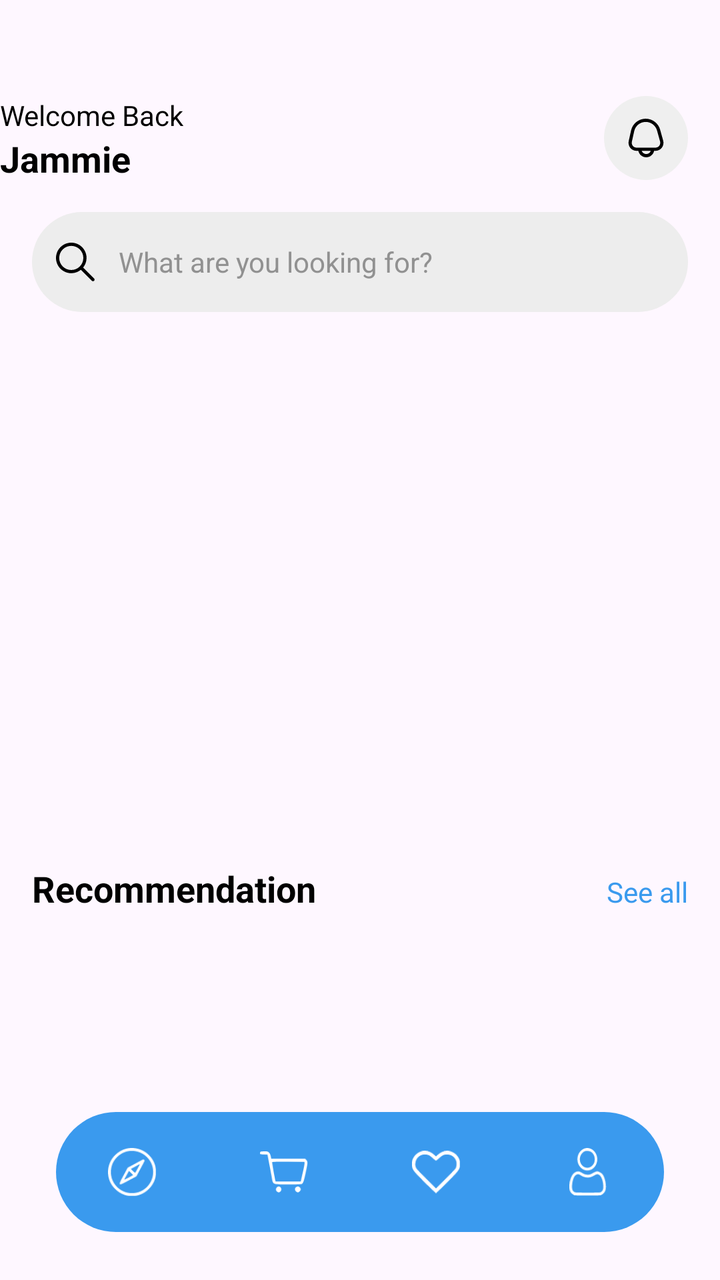
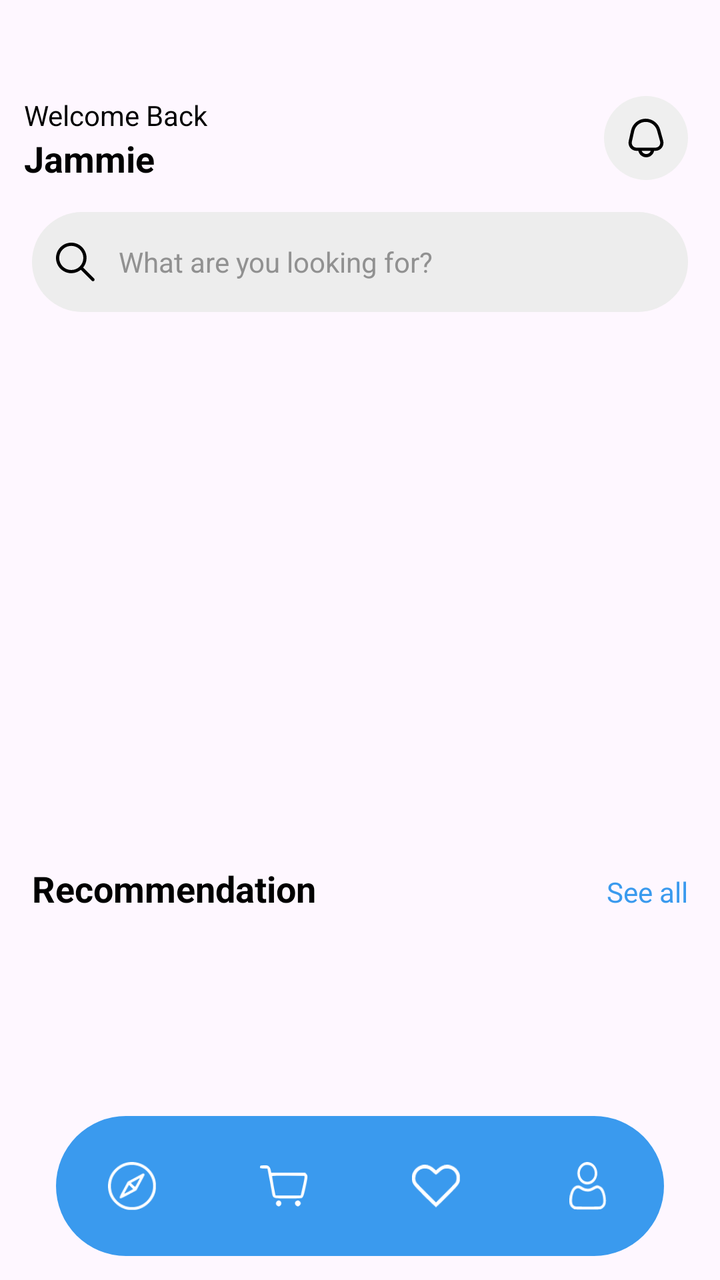

Before-and-after screenshots of an Android layout around one commit, followed by the original layout XML and the change that was made.
<!-- AndroidManifest.xml: application theme Theme.ECommerce -->
<!-- res/layout/activity_main.xml -->
<?xml version="1.0" encoding="utf-8"?>
<androidx.constraintlayout.widget.ConstraintLayout xmlns:android="http://schemas.android.com/apk/res/android"
    xmlns:app="http://schemas.android.com/apk/res-auto"
    xmlns:tools="http://schemas.android.com/tools"
    android:id="@+id/main"
    android:layout_width="match_parent"
    android:layout_height="match_parent"
    tools:context=".Activity.DashboardActivity">

    <ScrollView
        android:layout_width="match_parent"
        android:layout_height="match_parent">

        <LinearLayout
            android:layout_width="match_parent"
            android:layout_height="wrap_content"
            android:orientation="vertical" >

            <LinearLayout
                android:layout_width="match_parent"
                android:layout_height="match_parent"
                android:layout_marginTop="48dp"
                android:layout_marginEnd="16dp"
                android:orientation="horizontal"
                tools:layout_marginStart="16dp">

                <LinearLayout
                    android:layout_width="wrap_content"
                    android:layout_height="match_parent"
                    android:layout_weight="1"
                    android:orientation="vertical">

                    <TextView
                        android:id="@+id/textView"
                        android:layout_width="match_parent"
                        android:layout_height="wrap_content"
                        android:text="Welcome Back"
                        android:textColor="@color/black" />

                    <TextView
                        android:id="@+id/textView2"
                        android:layout_width="match_parent"
                        android:layout_height="wrap_content"
                        android:text="Jammie"
                        android:textColor="@color/black"
                        android:textSize="18sp"
                        android:textStyle="bold" />
                </LinearLayout>

                <ImageView
                    android:id="@+id/imageView2"
                    android:layout_width="42dp"
                    android:layout_height="42dp"
                    app:srcCompat="@drawable/bell_icon" />

            </LinearLayout>

            <EditText
                android:id="@+id/editTextText"
                android:layout_width="match_parent"
                android:layout_height="50dp"
                android:layout_margin="16dp"
                android:ems="10"
                android:background="@drawable/grey_full_corner"
                android:inputType="text"
                android:hint="@string/what_are_you_looking_for"
                android:textSize="14sp"
                android:drawablePadding="12dp"
                android:padding="12sp"
                android:textColorHint="@color/grey"
                android:drawableStart="@drawable/search_icon"
                />

            <androidx.constraintlayout.widget.ConstraintLayout
                android:layout_width="match_parent"
                android:layout_height="match_parent">

                <androidx.recyclerview.widget.RecyclerView
                    android:id="@+id/recyclerViewBrands"
                    android:layout_width="match_parent"
                    android:layout_height="match_parent"
                    android:clipToPadding="false"
                    android:paddingStart="16dp"
                    android:paddingEnd="16dp"
                    app:layout_constraintEnd_toEndOf="parent"
                    app:layout_constraintStart_toStartOf="parent"
                    app:layout_constraintTop_toTopOf="parent" />

                <ProgressBar
                    android:id="@+id/progress_bar_brands"
                    style="?android:attr/progressBarStyle"
                    android:layout_width="wrap_content"
                    android:layout_height="wrap_content"
                    app:layout_constraintBottom_toBottomOf="parent"
                    app:layout_constraintEnd_toEndOf="parent"
                    app:layout_constraintStart_toStartOf="@+id/recyclerViewBrands"
                    app:layout_constraintTop_toTopOf="parent" />

            </androidx.constraintlayout.widget.ConstraintLayout>

            <androidx.constraintlayout.widget.ConstraintLayout
                android:layout_width="match_parent"
                android:layout_height="180dp"
                android:layout_marginTop="16dp">

                <androidx.viewpager2.widget.ViewPager2
                    android:id="@+id/viewpagerSlider"
                    android:layout_width="match_parent"
                    android:layout_height="160dp"
                    app:layout_constraintEnd_toEndOf="parent"
                    app:layout_constraintStart_toStartOf="parent"
                    app:layout_constraintTop_toTopOf="parent" />

                <ProgressBar
                    android:id="@+id/progressBarBanner"
                    style="?android:attr/progressBarStyle"
                    android:layout_width="wrap_content"
                    android:layout_height="wrap_content"
                    app:layout_constraintBottom_toBottomOf="@+id/viewpagerSlider"
                    app:layout_constraintEnd_toEndOf="@+id/viewpagerSlider"
                    app:layout_constraintStart_toStartOf="parent"
                    app:layout_constraintTop_toTopOf="@+id/viewpagerSlider" />

                <com.tbuonomo.viewpagerdotsindicator.DotsIndicator
                    android:id="@+id/dotIndiactor"
                    android:layout_width="wrap_content"
                    android:layout_height="wrap_content"
                    android:visibility="gone"
                    app:dotsColor="@color/lightGrey"
                    app:dotsCornerRadius="8dp"
                    app:dotsSize="6dp"
                    app:dotsSpacing="2dp"
                    app:dotsWidthFactor="2.5"
                    app:layout_constraintBottom_toBottomOf="parent"
                    app:layout_constraintEnd_toEndOf="parent"
                    app:layout_constraintStart_toStartOf="parent"
                    app:selectedDotColor="@color/blue"
                    tools:visibility="visible" />
            </androidx.constraintlayout.widget.ConstraintLayout>

            <LinearLayout
                android:layout_width="match_parent"
                android:layout_height="match_parent"
                android:layout_marginHorizontal="16dp"
                android:layout_marginTop="16dp"
                android:orientation="horizontal">

                <TextView
                    android:id="@+id/textView4"
                    android:layout_width="wrap_content"
                    android:layout_height="wrap_content"
                    android:layout_weight="1"
                    android:text="@string/recommendation"
                    android:textColor="@color/black"
                    android:textSize="18sp"
                    android:textStyle="bold" />

                <TextView
                    android:id="@+id/textView3"
                    android:layout_width="wrap_content"
                    android:layout_height="wrap_content"
                    android:textColor="@color/blue"
                    android:text="See all" />

            </LinearLayout>

            <androidx.constraintlayout.widget.ConstraintLayout
                android:layout_width="match_parent"
                android:layout_height="match_parent"
                android:layout_weight="1">

                <androidx.recyclerview.widget.RecyclerView
                    android:id="@+id/recyclerViewRecommended"
                    android:layout_width="match_parent"
                    android:layout_height="match_parent"
                    app:layout_constraintEnd_toEndOf="parent"
                    app:layout_constraintStart_toStartOf="parent"
                    app:layout_constraintTop_toTopOf="parent" />

                <ProgressBar
                    android:id="@+id/progressBarRecommendation"
                    style="?android:attr/progressBarStyle"
                    android:layout_width="wrap_content"
                    android:layout_height="wrap_content"
                    app:layout_constraintBottom_toBottomOf="parent"
                    app:layout_constraintEnd_toEndOf="parent"
                    app:layout_constraintStart_toStartOf="parent"
                    app:layout_constraintTop_toTopOf="parent" />
            </androidx.constraintlayout.widget.ConstraintLayout>

        </LinearLayout>
    </ScrollView>

    <androidx.coordinatorlayout.widget.CoordinatorLayout
        android:layout_width="wrap_content"
        android:layout_height="60dp"
        android:layout_marginBottom="24dp"
        app:layout_constraintBottom_toBottomOf="parent"
        app:layout_constraintEnd_toEndOf="parent"
        app:layout_constraintStart_toStartOf="parent">

        <com.google.android.material.bottomnavigation.BottomNavigationView
            android:layout_width="match_parent"
            android:layout_height="60dp"
            android:layout_gravity="center"
            android:background="@drawable/blue_bg">

            <LinearLayout
                android:layout_width="match_parent"
                android:layout_height="match_parent">

                <ImageView
                    android:id="@+id/imageView6"
                    android:layout_width="60dp"
                    android:layout_height="60dp"
                    android:layout_gravity="center"
                    android:layout_margin="8dp"
                    android:padding="18dp"
                    app:srcCompat="@drawable/btn_1" />

                <ImageView
                    android:id="@+id/imageView5"
                    android:layout_width="60dp"
                    android:layout_height="60dp"
                    android:layout_gravity="center"
                    android:layout_margin="8dp"
                    android:padding="18dp"
                    app:srcCompat="@drawable/btn_2" />

                <ImageView
                    android:id="@+id/imageView4"
                    android:layout_width="60dp"
                    android:layout_height="60dp"
                    android:layout_gravity="center"
                    android:layout_margin="8dp"
                    android:padding="18dp"
                    app:srcCompat="@drawable/btn_3" />

                <ImageView
                    android:id="@+id/imageView3"
                    android:layout_width="60dp"
                    android:layout_height="60dp"
                    android:layout_gravity="center"
                    android:layout_margin="8dp"
                    android:padding="18dp"
                    app:srcCompat="@drawable/btn_5" />
            </LinearLayout>
        </com.google.android.material.bottomnavigation.BottomNavigationView>
    </androidx.coordinatorlayout.widget.CoordinatorLayout>
</androidx.constraintlayout.widget.ConstraintLayout>
<!-- resources referenced by this layout -->
<resources>
  <color name="black">#FF000000</color>
  <color name="blue">#3a9aee</color>
  <color name="grey">#919191</color>
  <color name="lightGrey">#ededed</color>
  <!-- drawable bell_icon: png bitmap (drawable-hdpi, 2055 bytes) -->
  <!-- drawable blue_bg (drawable) -->
  <?xml version="1.0" encoding="utf-8"?>
  <selector xmlns:android="http://schemas.android.com/apk/res/android">
      <item>
          <shape android:shape="rectangle">
              <corners android:radius="100dp" />
              <solid android:color="@color/blue" />
          </shape>
      </item>
  </selector>
  <!-- drawable btn_1: png bitmap (drawable-hdpi, 977 bytes) -->
  <!-- drawable btn_2: png bitmap (drawable-hdpi, 717 bytes) -->
  <!-- drawable btn_3: png bitmap (drawable-hdpi, 638 bytes) -->
  <!-- drawable btn_5: png bitmap (drawable-hdpi, 776 bytes) -->
  <!-- drawable grey_full_corner (drawable) -->
  <?xml version="1.0" encoding="utf-8"?>
  <selector xmlns:android="http://schemas.android.com/apk/res/android">
  <item>
      <shape android:shape="rectangle">
          <solid android:color="@color/lightGrey" />
          <corners android:radius="100dp" />
      </shape>
  </item>
  </selector>
  <!-- drawable search_icon: png bitmap (drawable-hdpi, 589 bytes) -->
  <string name="recommendation">Recommendation</string>
  <string name="what_are_you_looking_for">What are you looking for?</string>
  <style name="Theme.ECommerce" parent="Base.Theme.ECommerce" />
  <style name="Base.Theme.ECommerce" parent="Theme.Material3.DayNight.NoActionBar">
          
          
      </style>
</resources>

<!-- the commit's change to res/layout/activity_main.xml (unified diff, before → after) -->
@@ -14,7 +14,8 @@
         <LinearLayout
             android:layout_width="match_parent"
             android:layout_height="wrap_content"
-            android:orientation="vertical" >
+            android:orientation="vertical"
+            android:paddingBottom="80dp">
 
             <LinearLayout
                 android:layout_width="match_parent"
@@ -28,6 +29,7 @@
                     android:layout_width="wrap_content"
                     android:layout_height="match_parent"
                     android:layout_weight="1"
+                    android:paddingStart="12dp"
                     android:orientation="vertical">
 
                     <TextView
@@ -60,16 +62,15 @@
                 android:layout_width="match_parent"
                 android:layout_height="50dp"
                 android:layout_margin="16dp"
+                android:background="@drawable/grey_full_corner"
+                android:drawableStart="@drawable/search_icon"
+                android:drawablePadding="12dp"
                 android:ems="10"
-                android:background="@drawable/grey_full_corner"
+                android:hint="@string/what_are_you_looking_for"
                 android:inputType="text"
-                android:hint="@string/what_are_you_looking_for"
-                android:textSize="14sp"
-                android:drawablePadding="12dp"
                 android:padding="12sp"
                 android:textColorHint="@color/grey"
-                android:drawableStart="@drawable/search_icon"
-                />
+                android:textSize="14sp" />
 
             <androidx.constraintlayout.widget.ConstraintLayout
                 android:layout_width="match_parent"
@@ -159,8 +160,8 @@
                     android:id="@+id/textView3"
                     android:layout_width="wrap_content"
                     android:layout_height="wrap_content"
-                    android:textColor="@color/blue"
-                    android:text="See all" />
+                    android:text="See all"
+                    android:textColor="@color/blue" />
 
             </LinearLayout>
 
@@ -193,21 +194,25 @@
 
     <androidx.coordinatorlayout.widget.CoordinatorLayout
         android:layout_width="wrap_content"
-        android:layout_height="60dp"
-        android:layout_marginBottom="24dp"
+        android:layout_height="wrap_content"
+        android:layout_marginStart="12dp"
+        android:layout_marginEnd="12dp"
+        android:layout_marginBottom="12dp"
         app:layout_constraintBottom_toBottomOf="parent"
         app:layout_constraintEnd_toEndOf="parent"
         app:layout_constraintStart_toStartOf="parent">
 
         <com.google.android.material.bottomnavigation.BottomNavigationView
             android:layout_width="match_parent"
-            android:layout_height="60dp"
+            android:layout_height="70dp"
             android:layout_gravity="center"
             android:background="@drawable/blue_bg">
 
             <LinearLayout
                 android:layout_width="match_parent"
-                android:layout_height="match_parent">
+                android:layout_height="44dp"
+                android:layout_gravity="center"
+                android:gravity="center">
 
                 <ImageView
                     android:id="@+id/imageView6"
@@ -219,7 +224,7 @@
                     app:srcCompat="@drawable/btn_1" />
 
                 <ImageView
-                    android:id="@+id/imageView5"
+                    android:id="@+id/cartBtn"
                     android:layout_width="60dp"
                     android:layout_height="60dp"
                     android:layout_gravity="center"
